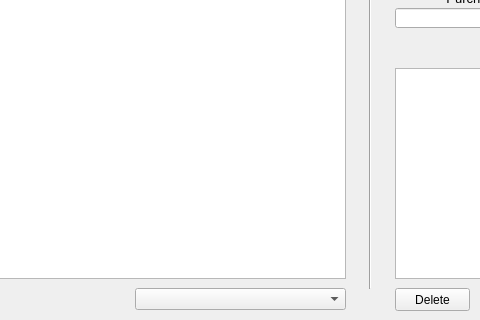
Before: the Qt Designer form src/MainWindow.ui in minorsecond/Ownly, drawn with Qt 5; both pictures show x 255 to 735 and y 191 to 511 of the 1050 by 511 pixel window.
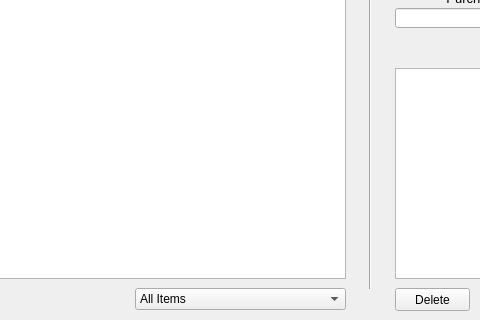
After: the same form once the commit is applied.

Commit message: Set default view to All Items

```diff
--- a/src/MainWindow.ui
+++ b/src/MainWindow.ui
@@ -356,14 +356,22 @@
      </rect>
     </property>
     <property name="currentText">
-     <string>View Category</string>
+     <string>All Items</string>
+    </property>
+    <property name="currentIndex">
+     <number>0</number>
     </property>
     <property name="maxVisibleItems">
      <number>29</number>
     </property>
     <property name="placeholderText">
-     <string>View Category</string>
+     <string/>
     </property>
+    <item>
+     <property name="text">
+      <string>All Items</string>
+     </property>
+    </item>
    </widget>
    <widget class="QLabel" name="label">
     <property name="geometry">
```
The commit also changes 1 other file.
